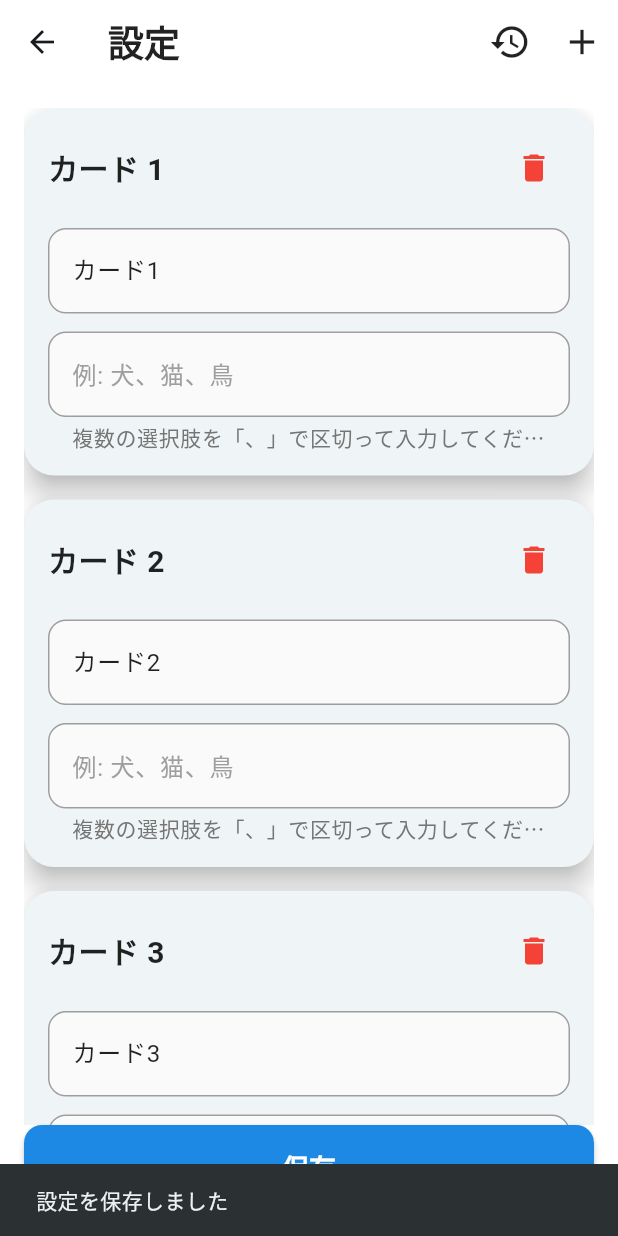
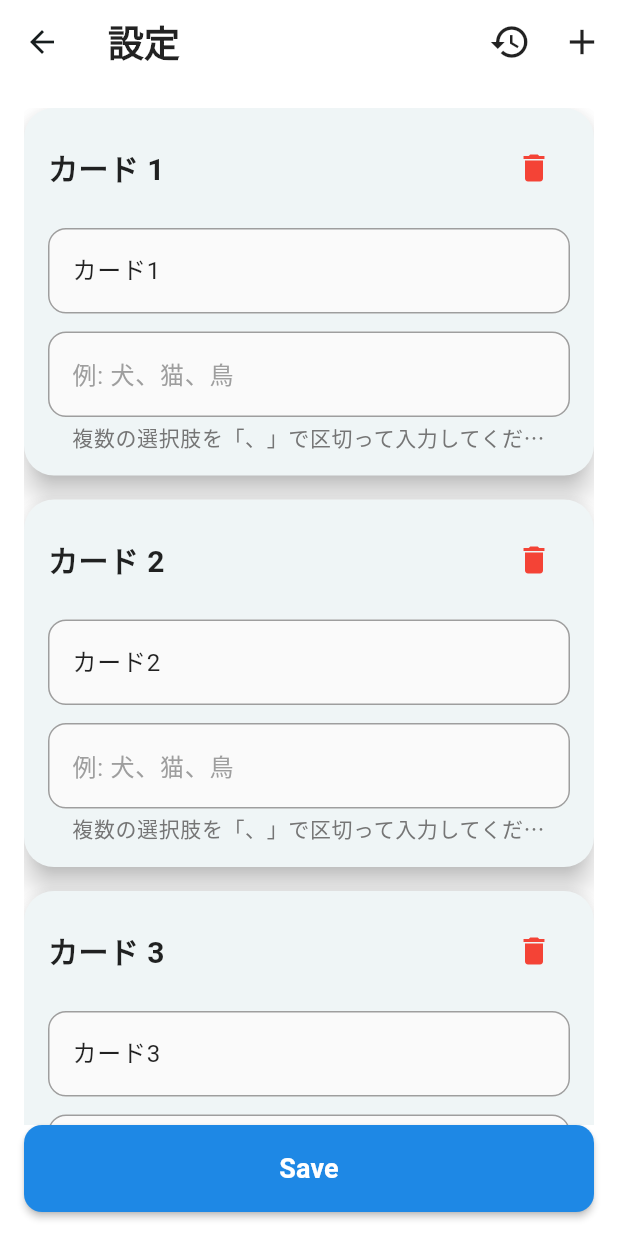
Before and after one commit to FinleyCox/roulette, a Flutter app: the SettingsScreen screen opened directly, after a tap on the "restore" icon, on a phone screen of 412 x 824 dp. Run offline on Flutter 3.47's test engine with Material 3 defaults, Android fonts, the phone set to English and light mode, and no system bars; our stand-ins replace pull_to_refresh, shared_preferences; missing offline and left inert: scratcher; accounts and stored records are empty; statements that could not run were skipped.

```diff
--- a/lib/screens/home_screen.dart
+++ b/lib/screens/home_screen.dart
@@ -234,7 +234,7 @@ class _HomeScreenState extends State<HomeScreen> {
             await Future.delayed(const Duration(milliseconds: 500));
             _refreshController.refreshCompleted();
           },
-          header: const WaterDropHeader(),
+          header: const ClassicHeader(),
           child: GridView.builder(
             gridDelegate: const SliverGridDelegateWithFixedCrossAxisCount(
               crossAxisCount: 1,
--- a/lib/screens/settings_screen.dart
+++ b/lib/screens/settings_screen.dart
@@ -13,6 +13,7 @@ class _SettingsScreenState extends State<SettingsScreen> {
   final List<TextEditingController> titleControllers = [];
   final List<TextEditingController> multiChoiceControllers = [];
   int cardCount = 4; // カードの数を管理
+  bool isSaved = false; // 保存状態を管理
 
   @override
   void initState() {
@@ -106,11 +107,19 @@ class _SettingsScreenState extends State<SettingsScreen> {
       await prefs.setString('card_multichoice_$i', multiChoice);
     }
 
-    if (mounted) {
-      ScaffoldMessenger.of(
-        context,
-      ).showSnackBar(const SnackBar(content: Text('設定を保存しました')));
-    }
+    // 保存状態を更新
+    setState(() {
+      isSaved = true;
+    });
+
+    // 1秒後にボタンを元に戻す
+    Future.delayed(const Duration(seconds: 1), () {
+      if (mounted) {
+        setState(() {
+          isSaved = false;
+        });
+      }
+    });
   }
 
   // デフォルトの設定に戻す(右上のボタン)
@@ -311,7 +320,9 @@ class _SettingsScreenState extends State<SettingsScreen> {
                 onPressed: _saveSettings,
                 style: ElevatedButton.styleFrom(
                   padding: const EdgeInsets.symmetric(vertical: 16),
-                  backgroundColor: Colors.blue[600],
+                  backgroundColor: isSaved
+                      ? Colors.orange[400]
+                      : Colors.blue[600],
                   foregroundColor: Colors.white,
                   shape: RoundedRectangleBorder(
                     borderRadius: BorderRadius.circular(12),
@@ -319,7 +330,7 @@ class _SettingsScreenState extends State<SettingsScreen> {
                   elevation: 2,
                 ),
                 child: Text(
-                  '保存',
+                  isSaved ? 'Saved' : 'Save',
                   style: const TextStyle(
                     fontSize: 18,
                     fontWeight: FontWeight.bold,
--- a/lib/widgets/scratch_card.dart
+++ b/lib/widgets/scratch_card.dart
@@ -100,9 +100,9 @@ class _ScratchCardState extends State<ScratchCard> {
                 ),
                 child: Scratcher(
                   key: scratchKey,
-                  brushSize: 40,
+                  brushSize: 30,
                   threshold: 50,
-                  color: const Color.fromARGB(255, 200, 198, 198),
+                  color: const Color.fromARGB(255, 219, 216, 216),
                   onThreshold: () {
                     setState(() {
                       isCompleted = true;
```
Also changed, not shown: pubspec.yaml (+10 -0 lines), assets/launcher_icon/android_icon.png (added), assets/launcher_icon/ios_icon.png (added), pubspec.lock, 35 other files.
